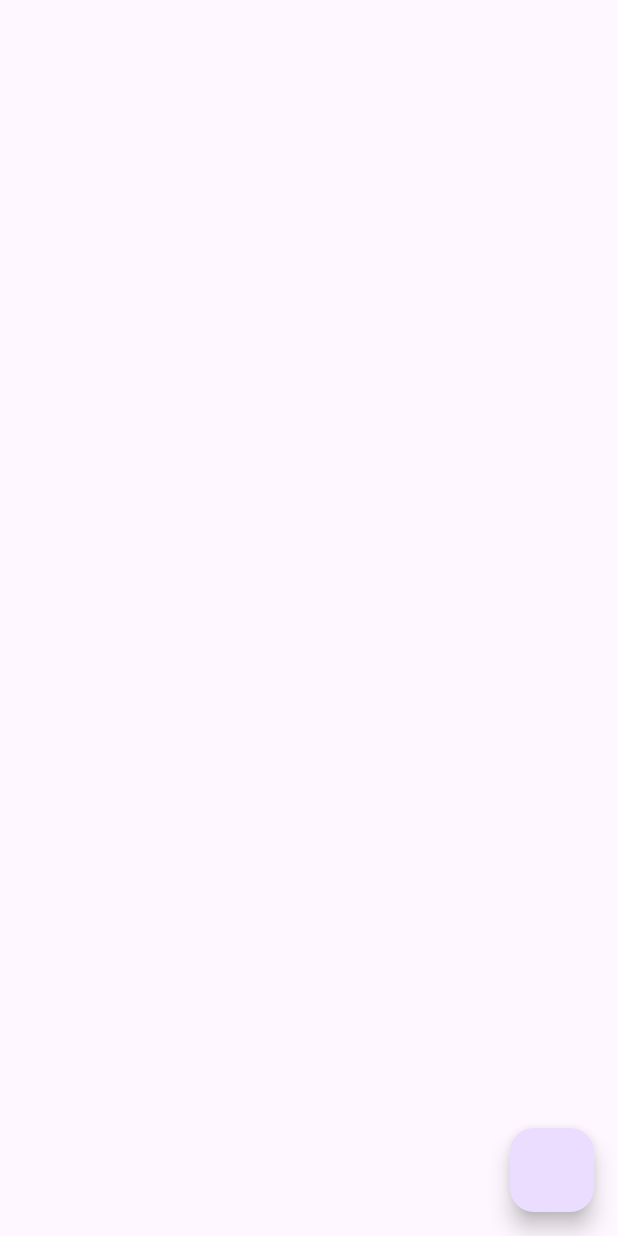
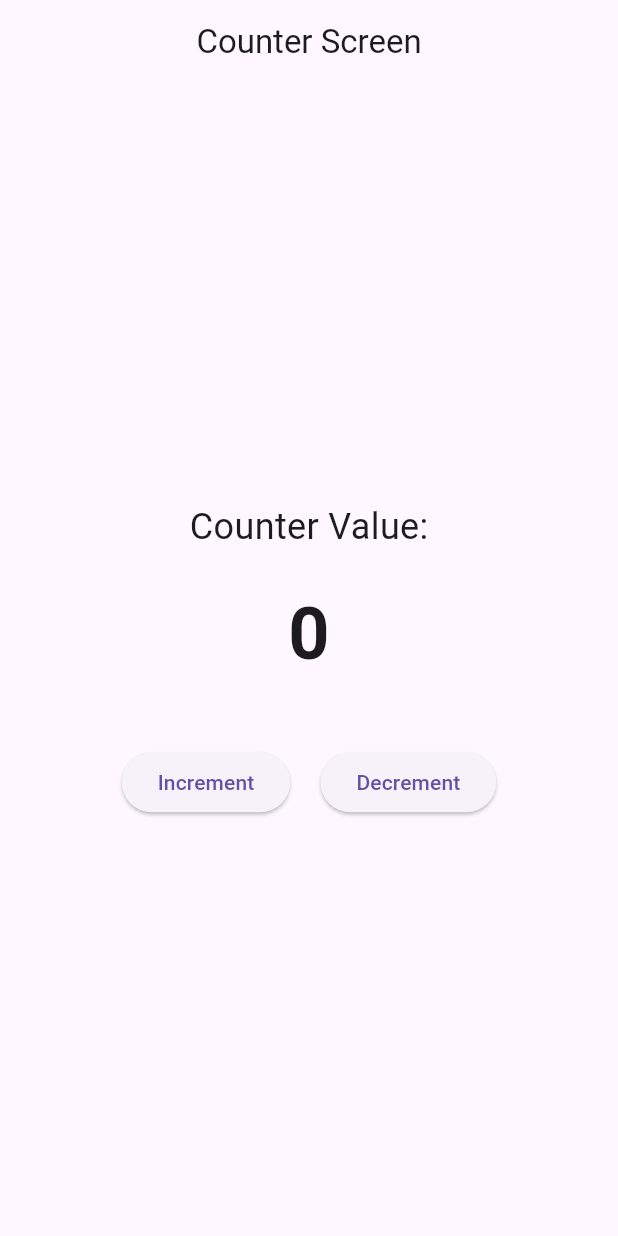
Before and after one commit to SUBHANJANJUA/block_state_management, a Flutter app: the screen it shows after launch, on a phone screen of 412 x 824 dp. Run offline on Flutter 3.47's test engine with Material 3 defaults, Android fonts, the phone set to English and light mode, and no system bars; our stand-ins replace bloc, equatable, flutter_bloc.

Commit message:
counter app

```diff
--- /dev/null
+++ b/lib/boc/Counter/counter_bloc.dart
@@ -0,0 +1,18 @@
+import 'package:bloc/bloc.dart';
+import 'package:block_practice/boc/Counter/counter_event.dart';
+import 'package:block_practice/boc/Counter/counter_state.dart';
+
+class CounterBloc extends Bloc<CounterEvent, CounterState> {
+  CounterBloc() : super(CounterState()) {
+    on<IncrementCounter>(_increment);
+    on<DecrementCounter>(_decrement);
+  }
+
+  void _increment(IncrementCounter event, Emitter<CounterState> emit) {
+    emit(state.copyWith(counter: state.counter + 1));
+  }
+
+  void _decrement(DecrementCounter event, Emitter<CounterState> emit) {
+    emit(state.copyWith(counter: state.counter - 1));
+  }
+}
--- /dev/null
+++ b/lib/boc/Counter/counter_event.dart
@@ -0,0 +1,12 @@
+import 'package:equatable/equatable.dart';
+
+abstract class CounterEvent extends Equatable {
+  const CounterEvent();
+
+  @override
+  List<Object> get props => [];
+}
+
+class IncrementCounter extends CounterEvent {}
+
+class DecrementCounter extends CounterEvent {}
--- /dev/null
+++ b/lib/boc/Counter/counter_state.dart
@@ -0,0 +1,13 @@
+import 'package:equatable/equatable.dart';
+
+class CounterState extends Equatable {
+  final int counter;
+  const CounterState({this.counter = 0});
+
+  CounterState copyWith({int? counter}) {
+    return CounterState(counter: counter ?? this.counter);
+  }
+
+  @override
+  List<Object> get props => [counter];
+}
--- /dev/null
+++ b/lib/counter_screen.dart
@@ -0,0 +1,55 @@
+import 'package:block_practice/boc/Counter/counter_bloc.dart';
+import 'package:block_practice/boc/Counter/counter_event.dart';
+import 'package:block_practice/boc/Counter/counter_state.dart';
+import 'package:flutter/material.dart';
+import 'package:flutter_bloc/flutter_bloc.dart';
+
+class CounterScreen extends StatelessWidget {
+  const CounterScreen({super.key});
+
+  @override
+  Widget build(BuildContext context) {
+    return Scaffold(
+      appBar: AppBar(title: const Text('Counter Screen'), centerTitle: true),
+      body: Column(
+        mainAxisAlignment: MainAxisAlignment.center,
+        crossAxisAlignment: CrossAxisAlignment.center,
+        children: [
+          const Text('Counter Value:', style: TextStyle(fontSize: 24)),
+          const SizedBox(height: 20),
+          BlocBuilder<CounterBloc, CounterState>(
+            builder: (context, state) {
+              return Text(
+                '${state.counter}',
+                style: const TextStyle(
+                  fontSize: 48,
+                  fontWeight: FontWeight.bold,
+                ),
+              );
+            },
+          ),
+
+          SizedBox(height: 40),
+          Row(
+            mainAxisAlignment: MainAxisAlignment.center,
+            children: [
+              ElevatedButton(
+                onPressed: () {
+                  context.read<CounterBloc>().add(IncrementCounter());
+                },
+                child: Text('Increment'),
+              ),
+              SizedBox(width: 20),
+              ElevatedButton(
+                onPressed: () {
+                  context.read<CounterBloc>().add(DecrementCounter());
+                },
+                child: Text('Decrement'),
+              ),
+            ],
+          ),
+        ],
+      ),
+    );
+  }
+}
--- a/lib/main.dart
+++ b/lib/main.dart
@@ -1,5 +1,8 @@
-import 'package:block_practice/home_view.dart';
+import 'package:bloc/bloc.dart';
+import 'package:block_practice/boc/Counter/counter_bloc.dart';
+import 'package:block_practice/counter_screen.dart';
 import 'package:flutter/material.dart';
+import 'package:flutter_bloc/flutter_bloc.dart';
 
 void main() {
   runApp(const MyApp());
@@ -10,12 +13,13 @@ class MyApp extends StatelessWidget {
 
   @override
   Widget build(BuildContext context) {
-    return MaterialApp(
-      title: 'Flutter Demo',
-      theme: ThemeData(
-        colorScheme: ColorScheme.fromSeed(seedColor: Colors.deepPurple),
+    return BlocProvider(
+      create: (context) => CounterBloc(),
+      child: MaterialApp(
+        title: 'Flutter Bloc Counter',
+        theme: ThemeData(primarySwatch: Colors.blue),
+        home: const CounterScreen(),
       ),
-      home: HomeView(),
     );
   }
 }
--- /dev/null
+++ b/lib/singup/bloc/signup_bloc_bloc.dart
@@ -0,0 +1,13 @@
+import 'package:bloc/bloc.dart';
+import 'package:equatable/equatable.dart';
+
+part 'signup_bloc_event.dart';
+part 'signup_bloc_state.dart';
+
+class SignupBlocBloc extends Bloc<SignupBlocEvent, SignupBlocState> {
+  SignupBlocBloc() : super(SignupBlocInitial()) {
+    on<SignupBlocEvent>((event, emit) {
+      // TODO: implement event handler
+    });
+  }
+}
--- /dev/null
+++ b/lib/singup/bloc/signup_bloc_event.dart
@@ -0,0 +1,8 @@
+part of 'signup_bloc_bloc.dart';
+
+sealed class SignupBlocEvent extends Equatable {
+  const SignupBlocEvent();
+
+  @override
+  List<Object> get props => [];
+}
--- /dev/null
+++ b/lib/singup/bloc/signup_bloc_state.dart
@@ -0,0 +1,10 @@
+part of 'signup_bloc_bloc.dart';
+
+sealed class SignupBlocState extends Equatable {
+  const SignupBlocState();
+
+  @override
+  List<Object> get props => [];
+}
+
+final class SignupBlocInitial extends SignupBlocState {}
--- a/pubspec.yaml
+++ b/pubspec.yaml
@@ -36,6 +36,7 @@ dependencies:
   cupertino_icons: ^1.0.8
   equatable: ^2.0.7
   bloc: ^9.1.0
+  flutter_bloc: ^9.1.1
 
 dev_dependencies:
   flutter_test:
```
Also changed, not shown: pubspec.lock.
